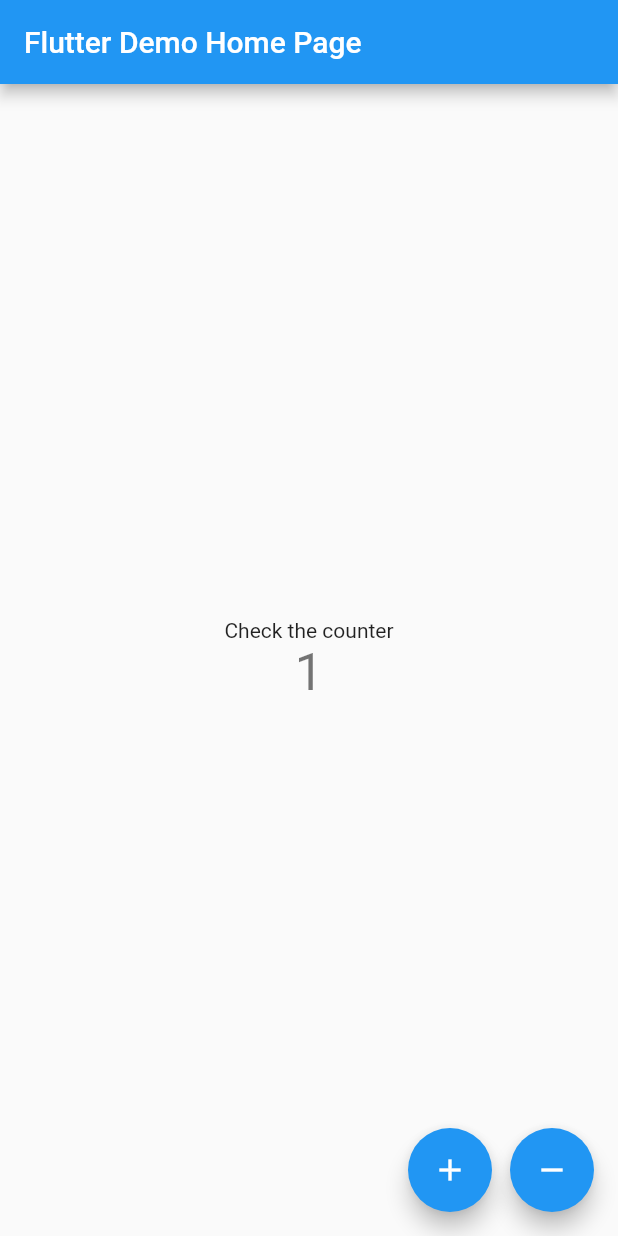
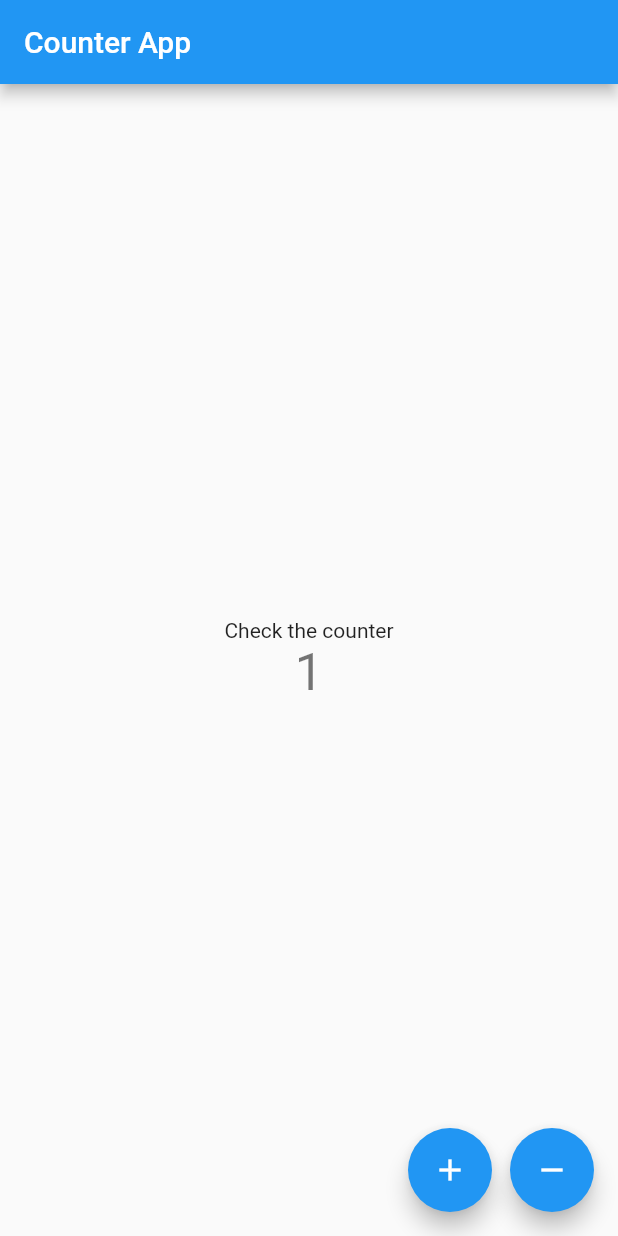
Before and after one commit to imrishuroy/Demo-BLoc-Apps, a Flutter app: the screen it shows after launch, after a tap on the "add" icon, on a phone screen of 412 x 824 dp. Run offline on Flutter 3.47's test engine with Material 2 defaults, Android fonts, the phone set to English and light mode, and no system bars; our stand-ins replace bloc, equatable, flutter_bloc.

Commit message:
Developed Counter App Using Flutter Bloc

```diff
--- /dev/null
+++ b/lib/bloc/counter_bloc.dart
@@ -0,0 +1,24 @@
+import 'dart:async';
+
+import 'package:bloc/bloc.dart';
+
+import 'package:equatable/equatable.dart';
+import 'package:meta/meta.dart';
+
+part 'counter_event.dart';
+part 'counter_state.dart';
+
+class CounterBloc extends Bloc<CounterEvent, CounterState> {
+  CounterBloc() : super(CounterState(counter: 0));
+
+  @override
+  Stream<CounterState> mapEventToState(
+    CounterEvent event,
+  ) async* {
+    if (event is IncrementCounter) {
+      yield CounterState(counter: state.counter + 1);
+    } else if (event is DecrementCounter) {
+      yield CounterState(counter: state.counter - 1);
+    }
+  }
+}
--- /dev/null
+++ b/lib/bloc/counter_event.dart
@@ -0,0 +1,12 @@
+part of 'counter_bloc.dart';
+
+@immutable
+abstract class CounterEvent extends Equatable {
+  @override
+  List<Object?> get props => [];
+  const CounterEvent();
+}
+
+class IncrementCounter extends CounterEvent {}
+
+class DecrementCounter extends CounterEvent {}
--- /dev/null
+++ b/lib/bloc/counter_state.dart
@@ -0,0 +1,10 @@
+part of 'counter_bloc.dart';
+
+class CounterState extends Equatable {
+  final int counter;
+
+  CounterState({required this.counter});
+
+  @override
+  List<Object?> get props => [counter];
+}
--- a/lib/counter_bloc.dart
+++ b/lib/counter_bloc.dart
@@ -1,35 +1,35 @@
-import 'dart:async';
+// import 'dart:async';
 
-import 'package:counter_bloc/counter_event.dart';
+// import 'package:counter_bloc/counter_event.dart';
 
-class CounterBloc {
-  int _counter = 0;
+// class CounterBloc {
+//   int _counter = 0;
 
-  final _counterStateController = StreamController<int>();
+//   final _counterStateController = StreamController<int>();
 
-  StreamSink<int> get _inCounter => _counterStateController.sink;
+//   StreamSink<int> get _inCounter => _counterStateController.sink;
 
-  Stream<int> get counter => _counterStateController.stream;
+//   Stream<int> get counter => _counterStateController.stream;
 
-  final _counterEventController = StreamController<CounterEvent>();
+//   final _counterEventController = StreamController<CounterEvent>();
 
-  Sink<CounterEvent> get counterEventSink => _counterEventController.sink;
+//   Sink<CounterEvent> get counterEventSink => _counterEventController.sink;
 
-  CounterBloc() {
-    _counterEventController.stream.listen(_mapEventToState);
-  }
+//   CounterBloc() {
+//     _counterEventController.stream.listen(_mapEventToState);
+//   }
 
-  void _mapEventToState(CounterEvent event) {
-    if (event is IncrementCounter) {
-      _counter++;
-    } else if (event is DecrementCounter) {
-      _counter--;
-    }
-    _inCounter.add(_counter);
-  }
+//   void _mapEventToState(CounterEvent event) {
+//     if (event is IncrementCounter) {
+//       _counter++;
+//     } else if (event is DecrementCounter) {
+//       _counter--;
+//     }
+//     _inCounter.add(_counter);
+//   }
 
-  void dispose() {
-    _counterStateController.close();
-    _counterEventController.close();
-  }
-}
+//   void dispose() {
+//     _counterStateController.close();
+//     _counterEventController.close();
+//   }
+// }
--- a/lib/main.dart
+++ b/lib/main.dart
@@ -1,6 +1,8 @@
-import 'package:counter_bloc/counter_bloc.dart';
-import 'package:counter_bloc/counter_event.dart';
+import 'package:counter_bloc/bloc/counter_bloc.dart';
+
+import 'package:counter_bloc/screens/counter_screen.dart';
 import 'package:flutter/material.dart';
+import 'package:flutter_bloc/flutter_bloc.dart';
 
 void main() {
   runApp(MyApp());
@@ -9,77 +11,16 @@ void main() {
 class MyApp extends StatelessWidget {
   @override
   Widget build(BuildContext context) {
-    return MaterialApp(
-      title: 'Flutter Demo',
-      theme: ThemeData(
-        primarySwatch: Colors.blue,
-      ),
-      home: MyHomePage(title: 'Flutter Demo Home Page'),
-    );
-  }
-}
-
-class MyHomePage extends StatefulWidget {
-  MyHomePage({Key? key, required this.title}) : super(key: key);
-
-  final String title;
-
-  @override
-  _MyHomePageState createState() => _MyHomePageState();
-}
-
-class _MyHomePageState extends State<MyHomePage> {
-  final _bloc = CounterBloc();
-
-  @override
-  void dispose() {
-    _bloc.dispose();
-
-    super.dispose();
-  }
-
-  @override
-  Widget build(BuildContext context) {
-    return Scaffold(
-      appBar: AppBar(
-        title: Text(widget.title),
-      ),
-      body: StreamBuilder<int>(
-          stream: _bloc.counter,
-          initialData: 0,
-          builder: (context, snapshot) {
-            return Center(
-              child: Column(
-                mainAxisAlignment: MainAxisAlignment.center,
-                children: <Widget>[
-                  Text(
-                    'Check the counter',
-                  ),
-                  Text(
-                    '${snapshot.data}',
-                    style: Theme.of(context).textTheme.headline4,
-                  ),
-                ],
-              ),
-            );
-          }),
-      floatingActionButton: Row(
-        mainAxisAlignment: MainAxisAlignment.end,
-        children: [
-          FloatingActionButton(
-            onPressed: () async =>
-                _bloc.counterEventSink.add(IncrementCounter()),
-            tooltip: 'Increment',
-            child: Icon(Icons.add),
-          ),
-          SizedBox(width: 12.0),
-          FloatingActionButton(
-            onPressed: () async =>
-                _bloc.counterEventSink.add(DecrementCounter()),
-            tooltip: 'Decrement',
-            child: Icon(Icons.remove),
-          ),
-        ],
+    return MultiBlocProvider(
+      providers: [
+        BlocProvider<CounterBloc>(create: (context) => CounterBloc()),
+      ],
+      child: MaterialApp(
+        title: 'Counter App',
+        theme: ThemeData(
+          primarySwatch: Colors.blue,
+        ),
+        home: CounterScreen(),
       ),
     );
   }
--- /dev/null
+++ b/lib/screens/counter_screen.dart
@@ -0,0 +1,50 @@
+import 'package:counter_bloc/bloc/counter_bloc.dart';
+import 'package:flutter/material.dart';
+import 'package:flutter_bloc/flutter_bloc.dart';
+
+class CounterScreen extends StatelessWidget {
+  @override
+  Widget build(BuildContext context) {
+    final _counterBloc = BlocProvider.of<CounterBloc>(context);
+    return Scaffold(
+      appBar: AppBar(
+        title: Text('Counter App'),
+      ),
+      body: BlocBuilder<CounterBloc, CounterState>(
+        bloc: _counterBloc,
+        builder: (context, state) {
+          return Center(
+            child: Column(
+              mainAxisAlignment: MainAxisAlignment.center,
+              children: <Widget>[
+                Text(
+                  'Check the counter',
+                ),
+                Text(
+                  '${state.counter}',
+                  style: Theme.of(context).textTheme.headline4,
+                ),
+              ],
+            ),
+          );
+        },
+      ),
+      floatingActionButton: Row(
+        mainAxisAlignment: MainAxisAlignment.end,
+        children: [
+          FloatingActionButton(
+            onPressed: () async => _counterBloc.add(IncrementCounter()),
+            tooltip: 'Increment',
+            child: Icon(Icons.add),
+          ),
+          SizedBox(width: 12.0),
+          FloatingActionButton(
+            onPressed: () async => _counterBloc.add(DecrementCounter()),
+            tooltip: 'Decrement',
+            child: Icon(Icons.remove),
+          ),
+        ],
+      ),
+    );
+  }
+}
```
Also changed, not shown: pubspec.yaml (+3 -9 lines), pubspec.lock.
